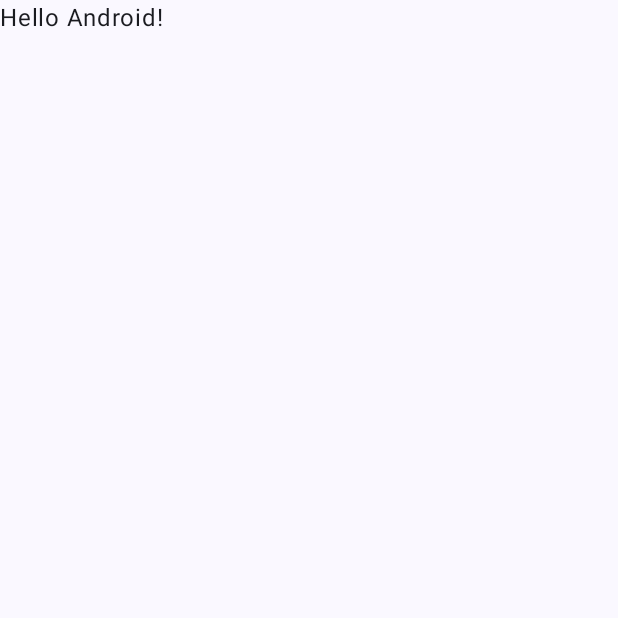
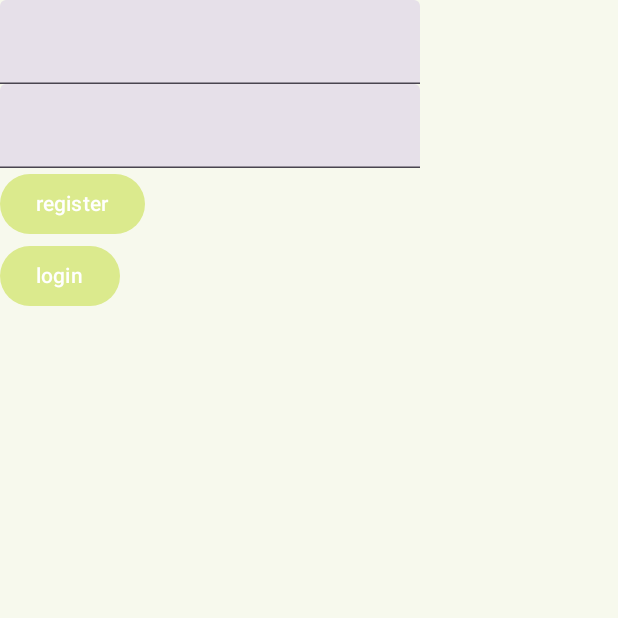
Before and after one commit to turkerdev/doge, an Android app built with Jetpack Compose: the screen it shows after launch (MainActivity before the commit, AuthActivity after it), on a phone screen of 412 x 824 dp, the top half of it. Before the commit the part shown is almost empty. Run offline under Robolectric (Android 15) with nearby library versions, the phone set to English and light mode, and no system bars; libraries missing offline, so code that uses them is left out: io.github.jan.supabase; 1 statement that could not run was skipped.

Commit message:
implement auth

```diff
--- a/app/build.gradle.kts
+++ b/app/build.gradle.kts
@@ -66,4 +66,7 @@ dependencies {
     androidTestImplementation("androidx.compose.ui:ui-test-junit4")
     debugImplementation("androidx.compose.ui:ui-tooling")
     debugImplementation("androidx.compose.ui:ui-test-manifest")
+    implementation("io.ktor:ktor-client-android:2.3.5")
+    implementation(platform("io.github.jan-tennert.supabase:bom:1.4.4"))
+    implementation("io.github.jan-tennert.supabase:gotrue-kt")
 }
--- /dev/null
+++ b/app/src/main/java/dev/turker/doge/AuthActivity.kt
@@ -0,0 +1,103 @@
+package dev.turker.doge
+
+import android.content.Context
+import android.content.Intent
+import android.os.Bundle
+import androidx.activity.ComponentActivity
+import androidx.activity.compose.setContent
+import androidx.compose.foundation.layout.Column
+import androidx.compose.foundation.layout.fillMaxSize
+import androidx.compose.material3.Button
+import androidx.compose.material3.ExperimentalMaterial3Api
+import androidx.compose.material3.MaterialTheme
+import androidx.compose.material3.Surface
+import androidx.compose.material3.Text
+import androidx.compose.material3.TextField
+import androidx.compose.runtime.LaunchedEffect
+import androidx.compose.runtime.getValue
+import androidx.compose.runtime.mutableStateOf
+import androidx.compose.runtime.remember
+import androidx.compose.runtime.setValue
+import androidx.compose.ui.Modifier
+import androidx.compose.ui.platform.LocalContext
+import androidx.lifecycle.lifecycleScope
+import dev.turker.doge.ui.theme.DogeTheme
+import io.github.jan.supabase.gotrue.SessionStatus
+import io.github.jan.supabase.gotrue.gotrue
+import io.github.jan.supabase.gotrue.providers.builtin.Email
+import kotlinx.coroutines.launch
+import java.util.logging.Logger
+
+class AuthActivity : ComponentActivity() {
+    @OptIn(ExperimentalMaterial3Api::class)
+    override fun onCreate(savedInstanceState: Bundle?) {
+        super.onCreate(savedInstanceState)
+
+        setContent {
+            var email by remember { mutableStateOf("") }
+            var password by remember { mutableStateOf("") }
+            val ctx = LocalContext.current
+
+            LaunchedEffect(Unit){
+                listenAuth(ctx)
+            }
+
+            DogeTheme {
+                Surface(
+                    modifier = Modifier.fillMaxSize(),
+                ) {
+                    Column {
+                        TextField(
+                            value = email,
+                            onValueChange = {email=it}
+                        )
+                        TextField(
+                            value = password,
+                            onValueChange = {password=it}
+                        )
+                        Button(onClick = { register(email,password) }) {
+                            Text(text = "register")
+                        }
+                        Button(onClick = { login(email,password) }) {
+                            Text(text = "login")
+                        }
+                    }
+                }
+            }
+        }
+    }
+
+    private fun listenAuth(ctx:Context){
+        lifecycleScope.launch {
+            supabaseClient.gotrue.sessionStatus.collect {
+                when(it) {
+                    is SessionStatus.Authenticated -> {
+                        val intent = Intent(ctx, MainActivity::class.java)
+                        ctx.startActivity(intent)
+                    }
+                    SessionStatus.LoadingFromStorage -> Logger.getGlobal().info("xxLoading from storage")
+                    SessionStatus.NetworkError -> Logger.getGlobal().info("xxNetwork error")
+                    SessionStatus.NotAuthenticated -> Logger.getGlobal().info("xxNot authenticated")
+                }
+            }
+        }
+    }
+
+    private fun register(mail:String, pass:String){
+        lifecycleScope.launch {
+            supabaseClient.gotrue.signUpWith(Email){
+                email=mail
+                password=pass
+            }
+        }
+    }
+
+    private fun login(mail:String, pass:String){
+        lifecycleScope.launch {
+            supabaseClient.gotrue.loginWith(Email){
+                email=mail
+                password=pass
+            }
+        }
+    }
+}
--- a/app/src/main/java/dev/turker/doge/MainActivity.kt
+++ b/app/src/main/java/dev/turker/doge/MainActivity.kt
@@ -3,26 +3,52 @@ package dev.turker.doge
 import android.os.Bundle
 import androidx.activity.ComponentActivity
 import androidx.activity.compose.setContent
+import androidx.compose.foundation.layout.Column
 import androidx.compose.foundation.layout.fillMaxSize
-import androidx.compose.material3.MaterialTheme
+import androidx.compose.foundation.layout.padding
+import androidx.compose.material.icons.Icons
+import androidx.compose.material.icons.filled.Add
+import androidx.compose.material.icons.filled.Check
+import androidx.compose.material.icons.filled.Edit
+import androidx.compose.material.icons.filled.Favorite
+import androidx.compose.material3.BottomAppBar
+import androidx.compose.material3.BottomAppBarDefaults
+import androidx.compose.material3.ExperimentalMaterial3Api
+import androidx.compose.material3.FloatingActionButton
+import androidx.compose.material3.FloatingActionButtonDefaults
+import androidx.compose.material3.Icon
+import androidx.compose.material3.IconButton
+import androidx.compose.material3.NavigationBar
+import androidx.compose.material3.NavigationBarItem
+import androidx.compose.material3.Scaffold
 import androidx.compose.material3.Surface
 import androidx.compose.material3.Text
 import androidx.compose.runtime.Composable
+import androidx.compose.runtime.getValue
+import androidx.compose.runtime.mutableStateOf
+import androidx.compose.runtime.remember
+import androidx.compose.runtime.setValue
+import androidx.compose.ui.Alignment
 import androidx.compose.ui.Modifier
-import androidx.compose.ui.tooling.preview.Preview
 import dev.turker.doge.ui.theme.DogeTheme
+import dev.turker.doge.ui.theme.SurfaceContainer
 
 class MainActivity : ComponentActivity() {
+    @OptIn(ExperimentalMaterial3Api::class)
     override fun onCreate(savedInstanceState: Bundle?) {
         super.onCreate(savedInstanceState)
+
         setContent {
             DogeTheme {
-                // A surface container using the 'background' color from the theme
-                Surface(
-                    modifier = Modifier.fillMaxSize(),
-                    color = MaterialTheme.colorScheme.background
-                ) {
-                    Greeting("Android")
+                Scaffold (bottomBar = { NavBar() } )
+                { innerPadding ->
+                    Surface(
+                        modifier = Modifier
+                            .fillMaxSize()
+                            .padding(innerPadding),
+                    ) {
+                        Text(text = "yoo")
+                    }
                 }
             }
         }
@@ -30,17 +56,18 @@ class MainActivity : ComponentActivity() {
 }
 
 @Composable
-fun Greeting(name: String, modifier: Modifier = Modifier) {
-    Text(
-        text = "Hello $name!",
-        modifier = modifier
-    )
-}
+fun NavBar(){
+    var selectedItem by remember { mutableStateOf(0)}
+    val items = listOf("ilanlar")
 
-@Preview(showBackground = true)
-@Composable
-fun GreetingPreview() {
-    DogeTheme {
-        Greeting("Android")
+    NavigationBar(containerColor = SurfaceContainer) {
+        items.forEachIndexed { index, item ->
+            NavigationBarItem(
+                icon = { Icon(Icons.Filled.Edit, contentDescription = item) },
+                label = { Text(item) },
+                selected = selectedItem == index,
+                onClick = { selectedItem = index }
+            )
+        }
     }
 }
--- /dev/null
+++ b/app/src/main/java/dev/turker/doge/Supabase.kt
@@ -0,0 +1,11 @@
+package dev.turker.doge
+
+import io.github.jan.supabase.createSupabaseClient
+import io.github.jan.supabase.gotrue.GoTrue
+
+val supabaseClient = createSupabaseClient(
+    supabaseUrl = "https://xxctovzmgkwnmxgbzysp.supabase.co",
+    supabaseKey = "eyJhbGciOiJIUzI1NiIsInR5cCI6IkpXVCJ9.eyJpc3MiOiJzdXBhYmFzZSIsInJlZiI6Inh4Y3RvdnptZ2t3bm14Z2J6eXNwIiwicm9sZSI6ImFub24iLCJpYXQiOjE2OTgzMjYwNTcsImV4cCI6MjAxMzkwMjA1N30.RXtFL1vfur2QPGA7VI9f1KEOwoxCvFE2XD2kDiBYFrs"
+){
+    this.install(GoTrue)
+}
--- a/app/src/main/java/dev/turker/doge/ui/theme/Color.kt
+++ b/app/src/main/java/dev/turker/doge/ui/theme/Color.kt
@@ -2,10 +2,6 @@ package dev.turker.doge.ui.theme
 
 import androidx.compose.ui.graphics.Color
 
-val Purple80 = Color(0xFFD0BCFF)
-val PurpleGrey80 = Color(0xFFCCC2DC)
-val Pink80 = Color(0xFFEFB8C8)
-
-val Purple40 = Color(0xFF6650a4)
-val PurpleGrey40 = Color(0xFF625b71)
-val Pink40 = Color(0xFF7D5260)
+val Surface = Color(0xFFF7F9ED)
+val SurfaceContainer = Color(0xFFF2F6DE)
+val Primary = Color(0xFFDBEA8D)
--- a/app/src/main/java/dev/turker/doge/ui/theme/Theme.kt
+++ b/app/src/main/java/dev/turker/doge/ui/theme/Theme.kt
@@ -14,20 +14,20 @@ import androidx.compose.ui.graphics.toArgb
 import androidx.compose.ui.platform.LocalContext
 import androidx.compose.ui.platform.LocalView
 import androidx.core.view.WindowCompat
+import java.util.logging.Logger
 
-private val DarkColorScheme = darkColorScheme(
-    primary = Purple80,
-    secondary = PurpleGrey80,
-    tertiary = Pink80
-)
+//private val DarkColorScheme = darkColorScheme(
+//    primary = Purple80,
+//    secondary = PurpleGrey80,
+//    tertiary = Pink80
+//)
 
 private val LightColorScheme = lightColorScheme(
-    primary = Purple40,
-    secondary = PurpleGrey40,
-    tertiary = Pink40
-
+    primary = Primary,
+    surface = Surface,
     /* Other default colors to override
-    background = Color(0xFFFFFBFE),
+    background = Background,
+    secondary = PrimaryContainer,
     surface = Color(0xFFFFFBFE),
     onPrimary = Color.White,
     onSecondary = Color.White,
@@ -45,12 +45,12 @@ fun DogeTheme(
     content: @Composable () -> Unit
 ) {
     val colorScheme = when {
-        dynamicColor && Build.VERSION.SDK_INT >= Build.VERSION_CODES.S -> {
-            val context = LocalContext.current
-            if (darkTheme) dynamicDarkColorScheme(context) else dynamicLightColorScheme(context)
-        }
+//        dynamicColor && Build.VERSION.SDK_INT >= Build.VERSION_CODES.S -> {
+//            val context = LocalContext.current
+//            if (darkTheme) dynamicDarkColorScheme(context) else dynamicLightColorScheme(context)
+//        }
 
-        darkTheme -> DarkColorScheme
+//        darkTheme -> DarkColorScheme
         else -> LightColorScheme
     }
     val view = LocalView.current
```
Also changed, not shown: app/src/main/AndroidManifest.xml (+9 -1 lines).
